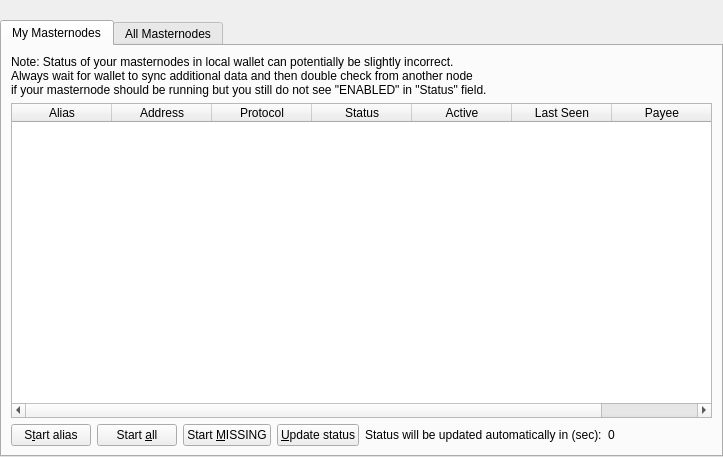
This is src/qt/forms/masternodelist.ui in TheGCCcoin/global-cryptocurrency as Qt 5 draws it before an edit. The edited form follows.
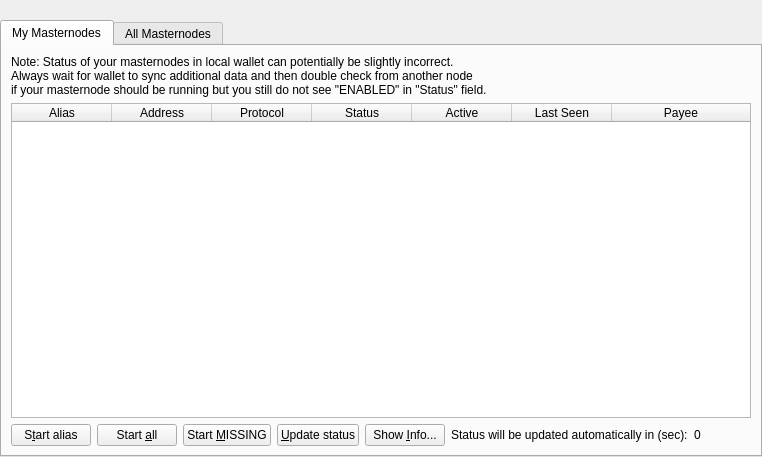
This is the edited form.

```diff
--- a/src/qt/forms/masternodelist.ui
+++ b/src/qt/forms/masternodelist.ui
@@ -6,7 +6,7 @@
    <rect>
     <x>0</x>
     <y>0</y>
-    <width>723</width>
+    <width>762</width>
     <height>457</height>
    </rect>
   </property>
@@ -172,6 +172,16 @@
                </property>
               </widget>
              </item>
+             <item>
+              <widget class="QPushButton" name="QRButton">
+               <property name="toolTip">
+                <string>Show additional Masternode information</string>
+               </property>
+               <property name="text">
+                <string>Show &amp;Info...</string>
+               </property>
+              </widget>
+             </item>
              <item>
               <widget class="QLabel" name="autoupdate_label">
                <property name="text">
```
Left out of the diff: 8 changed lines with no effect on the pictures.
